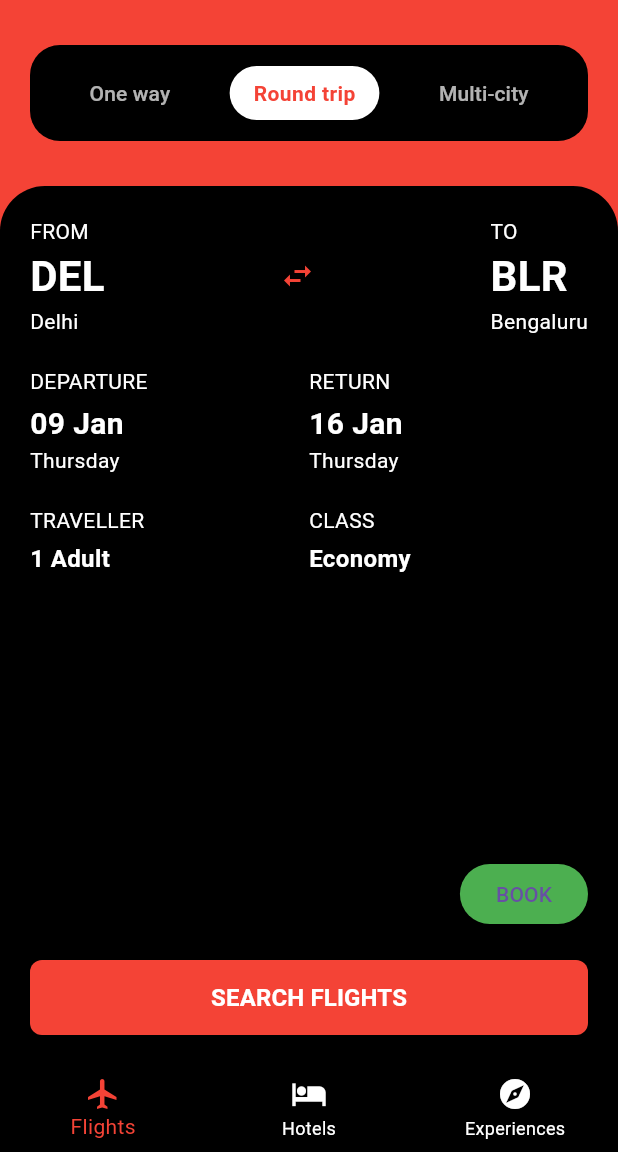
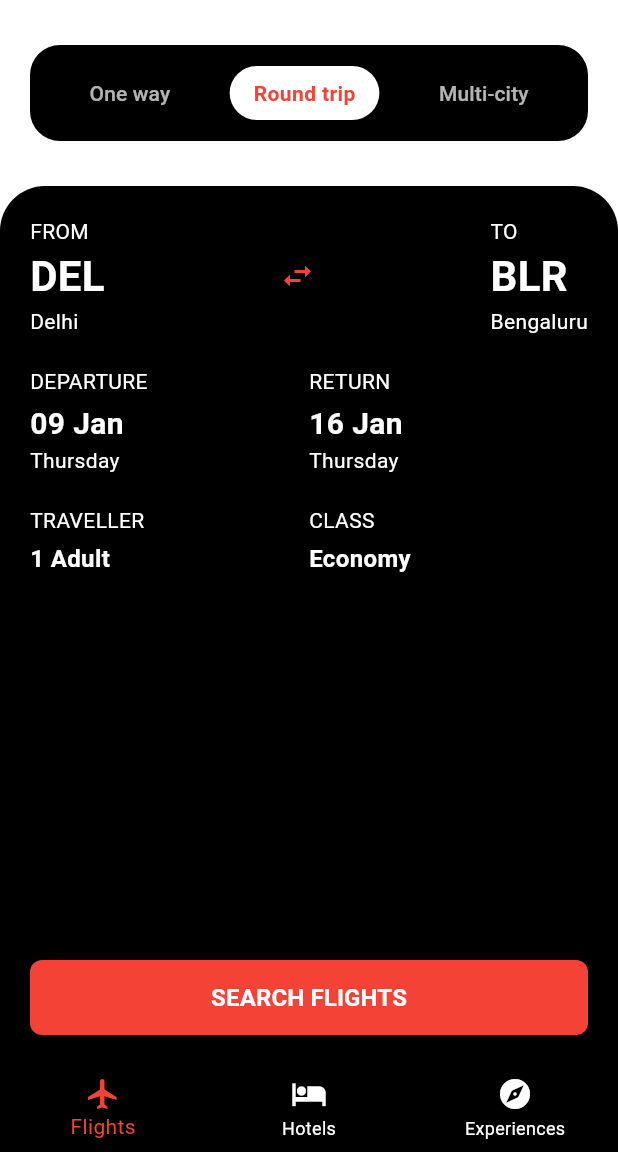
Before and after one commit to sanjaii1/fairyaatra, a Flutter app: the FlightSearchPage screen opened directly, on a phone screen of 412 x 824 dp, the part 84-1236 px from its top. Run offline on Flutter 3.47's test engine with Material 3 defaults, Android fonts, the phone set to English and light mode, and no system bars.

Commit message:
change the color on home

```diff
--- a/lib/src/feature/home/widget/flightSearchWidget.dart
+++ b/lib/src/feature/home/widget/flightSearchWidget.dart
@@ -10,7 +10,7 @@ class Flightsearchwidget extends StatelessWidget {
   @override
   Widget build(BuildContext context) {
     return Container(
-      color: Colors.red,
+      color: Colors.white,
       child: Column(
         children: [
           const SizedBox(height: 30),
@@ -129,13 +129,13 @@ class Flightsearchwidget extends StatelessWidget {
                             ),
                           ],
                         ),
-                        ElevatedButton(
-                          onPressed: () {},
-                          style: ElevatedButton.styleFrom(
-                            backgroundColor: Colors.green,
-                          ),
-                          child: const Text("BOOK"),
-                        ),
+                        // ElevatedButton(
+                        //   onPressed: () {},
+                        //   style: ElevatedButton.styleFrom(
+                        //     backgroundColor: Colors.green,
+                        //   ),
+                        //   child: const Text("BOOK"),
+                        // ),
                       ],
                     ),
                     const SizedBox(height: 20),
```
